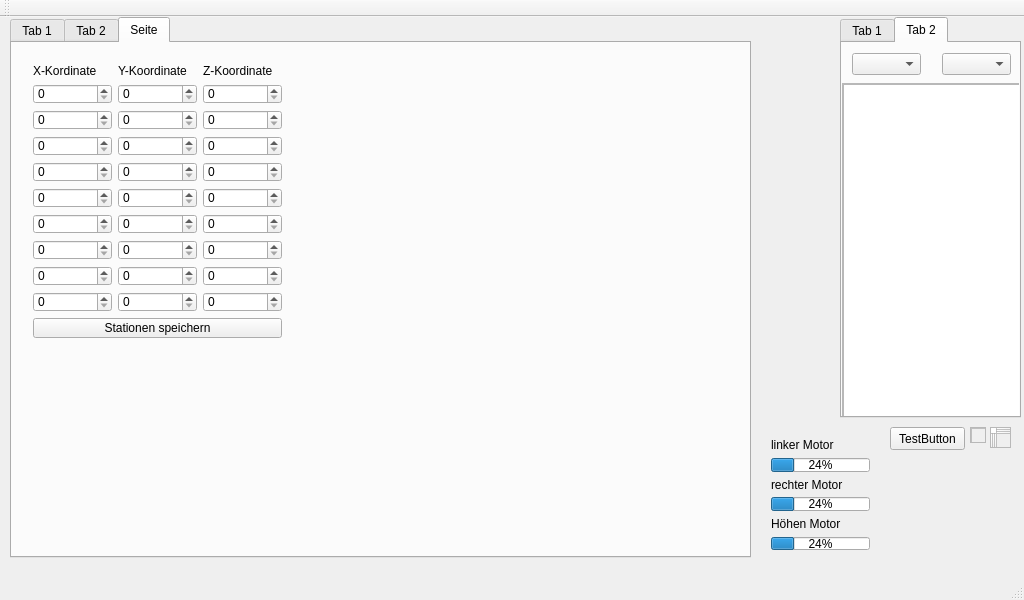
The window that mainwindow.ui (Koerner/Sturzflug-at-daedalus.ei.tum.de) describes before a commit, drawn with Qt 5.
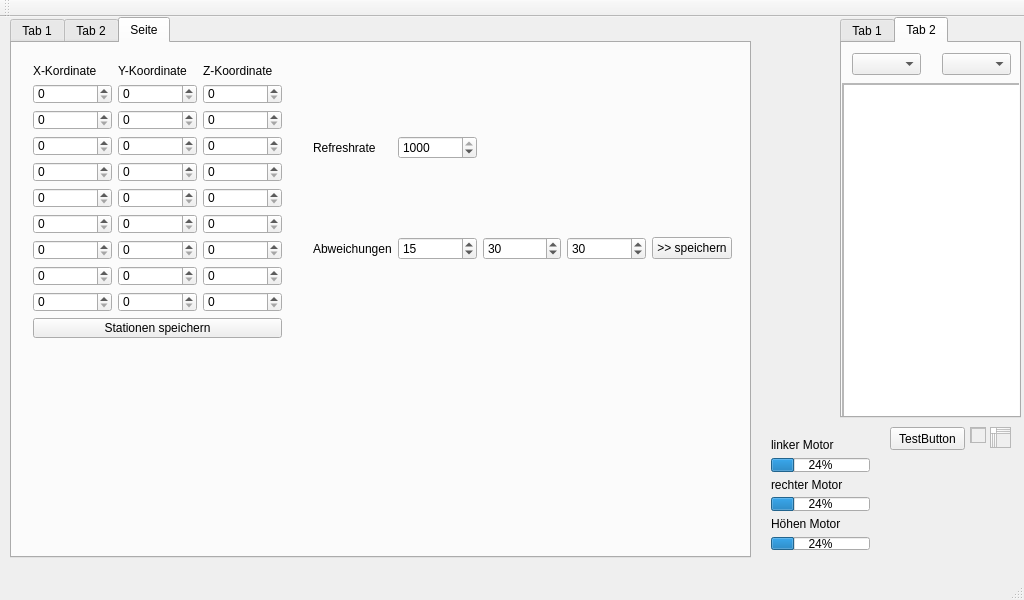
The same window after the commit. The open tabs and pages were chosen to show the change.

The edit to the form file:
```diff
--- a/mainwindow.ui
+++ b/mainwindow.ui
@@ -752,25 +752,6 @@
        <string>Hindernisse</string>
       </property>
      </widget>
-     <widget class="QSpinBox" name="refreshTime">
-      <property name="geometry">
-       <rect>
-        <x>420</x>
-        <y>30</y>
-        <width>101</width>
-        <height>22</height>
-       </rect>
-      </property>
-      <property name="minimum">
-       <number>100</number>
-      </property>
-      <property name="maximum">
-       <number>1000</number>
-      </property>
-      <property name="value">
-       <number>1000</number>
-      </property>
-     </widget>
     </widget>
     <widget class="QWidget" name="tab_7">
      <attribute name="title">
@@ -1005,6 +986,82 @@
        </item>
       </layout>
      </widget>
+     <widget class="QWidget" name="gridLayoutWidget_3">
+      <property name="geometry">
+       <rect>
+        <x>290</x>
+        <y>10</y>
+        <width>441</width>
+        <height>291</height>
+       </rect>
+      </property>
+      <layout class="QGridLayout" name="gridLayout_3">
+       <item row="1" column="0">
+        <widget class="QLabel" name="label_10">
+         <property name="text">
+          <string>Abweichungen</string>
+         </property>
+        </widget>
+       </item>
+       <item row="1" column="3">
+        <widget class="QSpinBox" name="mmProzent">
+         <property name="toolTip">
+          <string extracomment="Wieviel mm sind ein % bei geraden Strecken"/>
+         </property>
+         <property name="value">
+          <number>30</number>
+         </property>
+        </widget>
+       </item>
+       <item row="1" column="1">
+        <widget class="QSpinBox" name="AbweichungOkay">
+         <property name="toolTip">
+          <string extracomment="Wert in % bis zu dem die Abweichung tolleriert wird"/>
+         </property>
+         <property name="value">
+          <number>15</number>
+         </property>
+        </widget>
+       </item>
+       <item row="1" column="2">
+        <widget class="QSpinBox" name="AbweichungOkayRegler">
+         <property name="toolTip">
+          <string extracomment="Wert bis zu welcher Abweichung gereglt wird, danach Notfallmodus"/>
+         </property>
+         <property name="value">
+          <number>30</number>
+         </property>
+        </widget>
+       </item>
+       <item row="0" column="1">
+        <widget class="QSpinBox" name="refreshTime">
+         <property name="minimum">
+          <number>100</number>
+         </property>
+         <property name="maximum">
+          <number>1000</number>
+         </property>
+         <property name="value">
+          <number>1000</number>
+         </property>
+        </widget>
+       </item>
+       <item row="0" column="0">
+        <widget class="QLabel" name="label_11">
+         <property name="text">
+          <string>Refreshrate</string>
+         </property>
+        </widget>
+       </item>
+       <item row="1" column="4">
+        <widget class="QPushButton" name="setAbweichung">
+         <property name="text">
+          <string>&gt;&gt; speichern</string>
+         </property>
+        </widget>
+       </item>
+      </layout>
+     </widget>
     </widget>
    </widget>
    <widget class="QWidget" name="verticalLayoutWidget">
```
Left out of the diff: 2 changed lines with no effect on the pictures.
